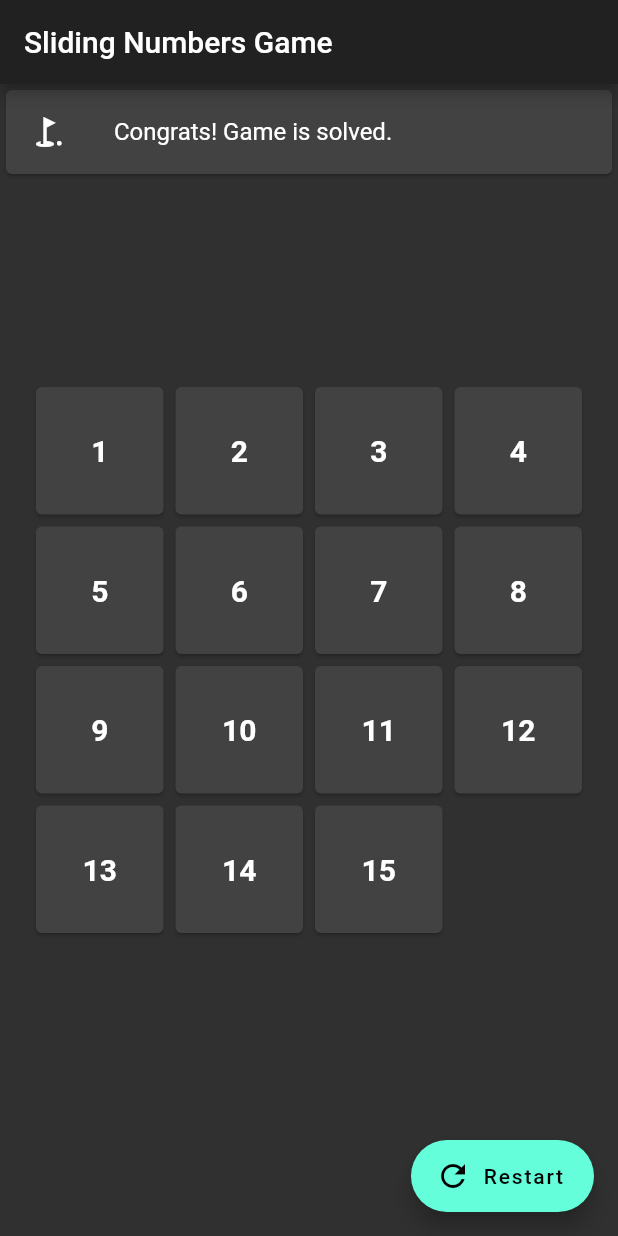
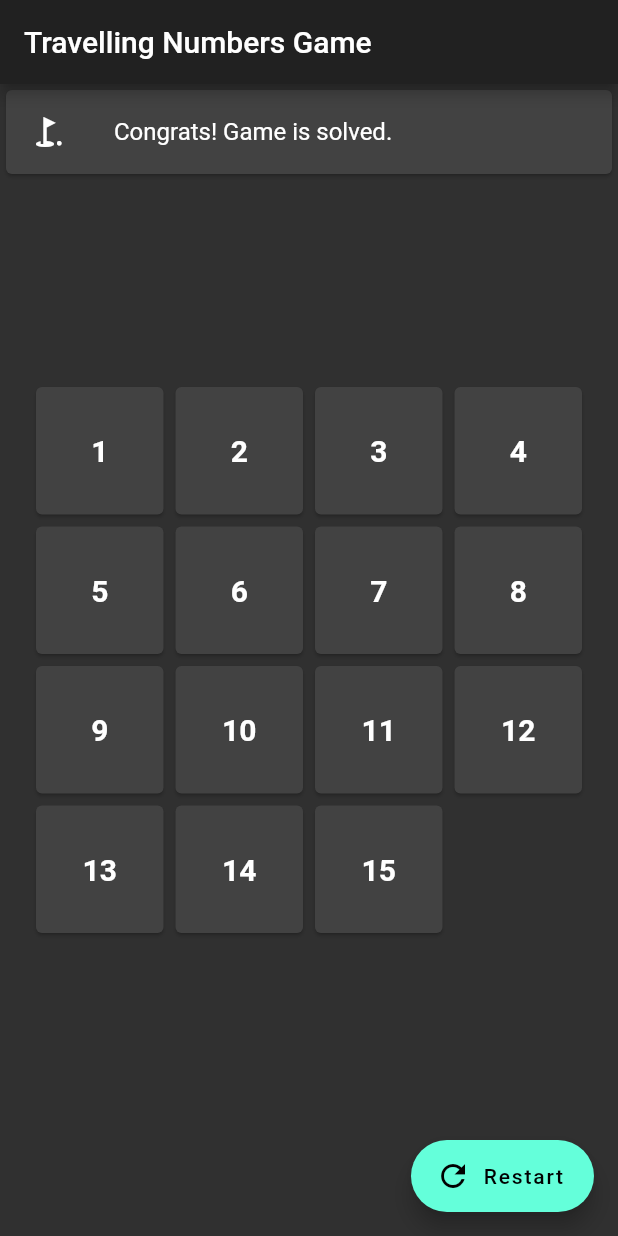
Before and after one commit to warmdaylight/flutter-travelling-number, a Flutter app: the screen it shows after launch, on a phone screen of 412 x 824 dp. Run offline on Flutter 3.47's test engine with Material 2 defaults, Android fonts, the phone set to English and light mode, and no system bars; statements that could not run were skipped.

Commit message:
Rename application

```diff
--- a/lib/main.dart
+++ b/lib/main.dart
@@ -15,7 +15,7 @@ class App extends StatelessWidget {
   @override
   Widget build(BuildContext context) {
     return MaterialApp(
-        title: 'Sliding Numbers Game',
+        title: 'Travelling Numbers Game',
         theme: ThemeData.dark(),
         home: Board());
   }
@@ -114,7 +114,7 @@ class _Board extends State<Board> {
   @override
   Widget build(BuildContext context) => Scaffold(
     appBar: AppBar(
-      title: Text('Sliding Numbers Game'),
+      title: Text('Travelling Numbers Game'),
     ),
     body: Stack(
       children: <Widget>[
```
Also changed, not shown: 4 other files.
